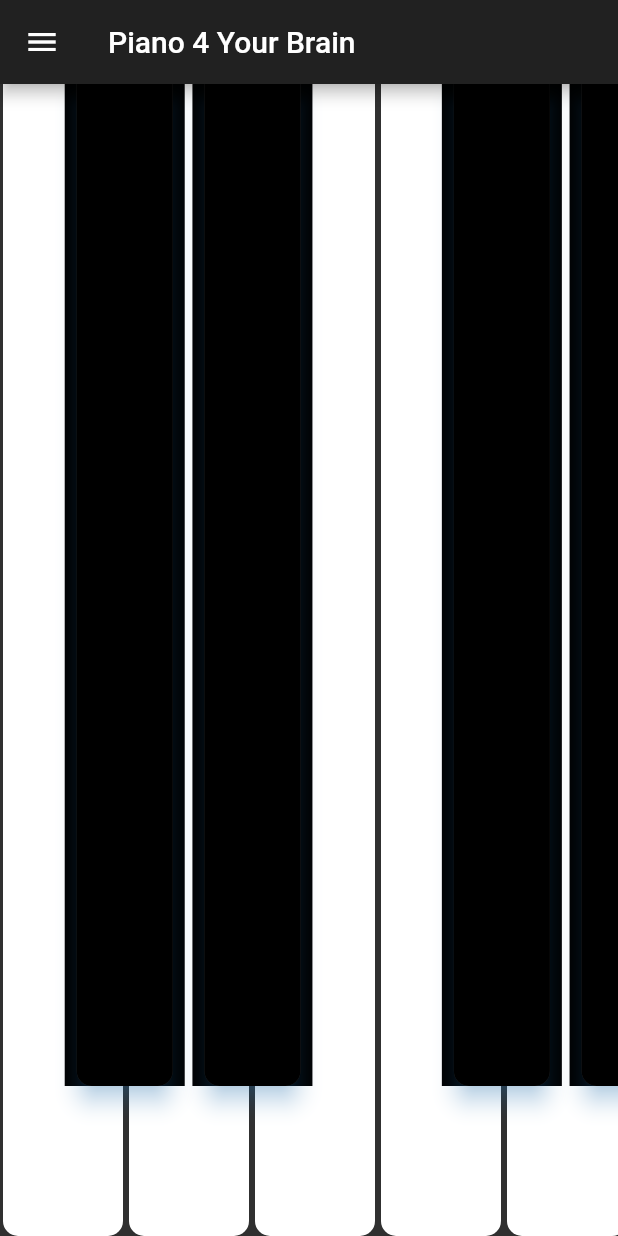
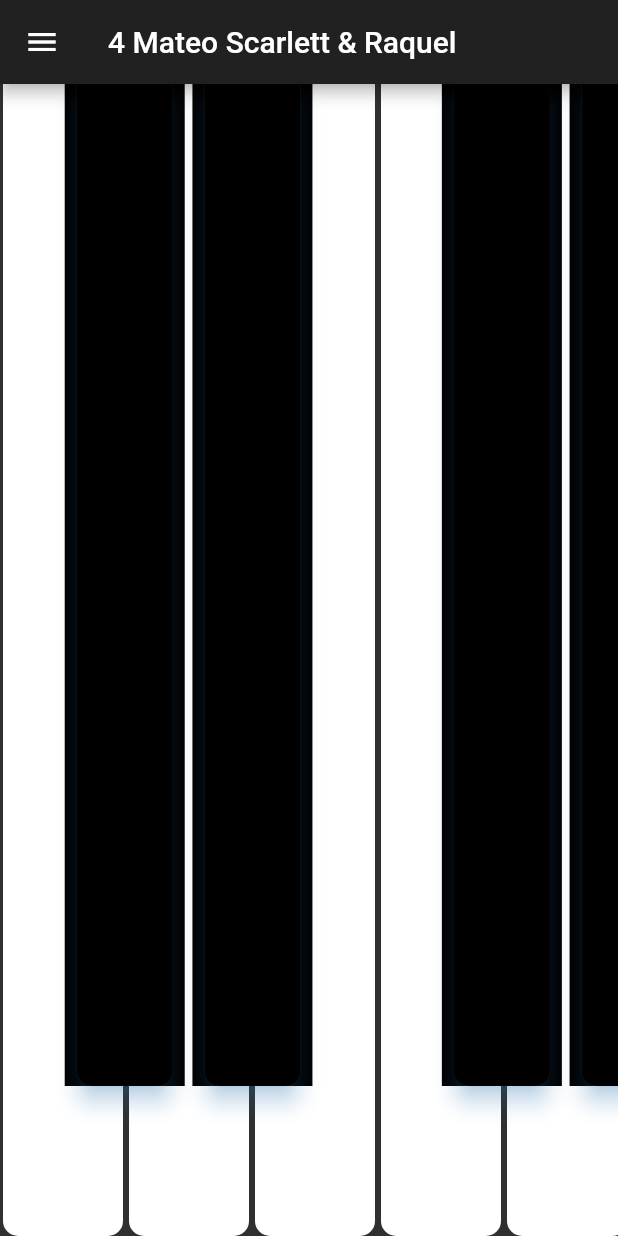
Before and after one commit to traceyhemp12/piano4, a Flutter app: the screen it shows after launch, on a phone screen of 412 x 824 dp. Run offline on Flutter 3.47's test engine with Material 2 defaults, Android fonts, the phone set to English and light mode, and no system bars; missing offline and left inert: flutter_midi, tonic; statements that could not run were skipped.

Commit message:
added a diff piano sf2

```diff
--- a/lib/main.dart
+++ b/lib/main.dart
@@ -41,7 +41,7 @@ class _MyAppState extends State<MyApp> {
       title: 'Flutter Demo',
       theme: ThemeData.dark(),
       home: Scaffold(
-        appBar: AppBar(title: Text("Piano 4 Your Brain")),
+        appBar: AppBar(title: Text("4 Mateo Scarlett & Raquel")),
         drawer: Drawer(child: SafeArea( child: ListView(children: <Widget>[]))),
         body: ListView.builder(
               itemCount: 7,
--- a/pubspec.yaml
+++ b/pubspec.yaml
@@ -44,8 +44,8 @@ flutter:
   uses-material-design: true
 
   # To add assets to your application, add an assets section, like this:
-assets:
-     - assets/sounds/Piano.sf2s
+  assets:
+  - assets/sounds/Piano.sf2
   #  - images/a_dot_burr.jpeg
   #  - images/a_dot_ham.jpeg
 
```
Also changed, not shown: 4 other files.
